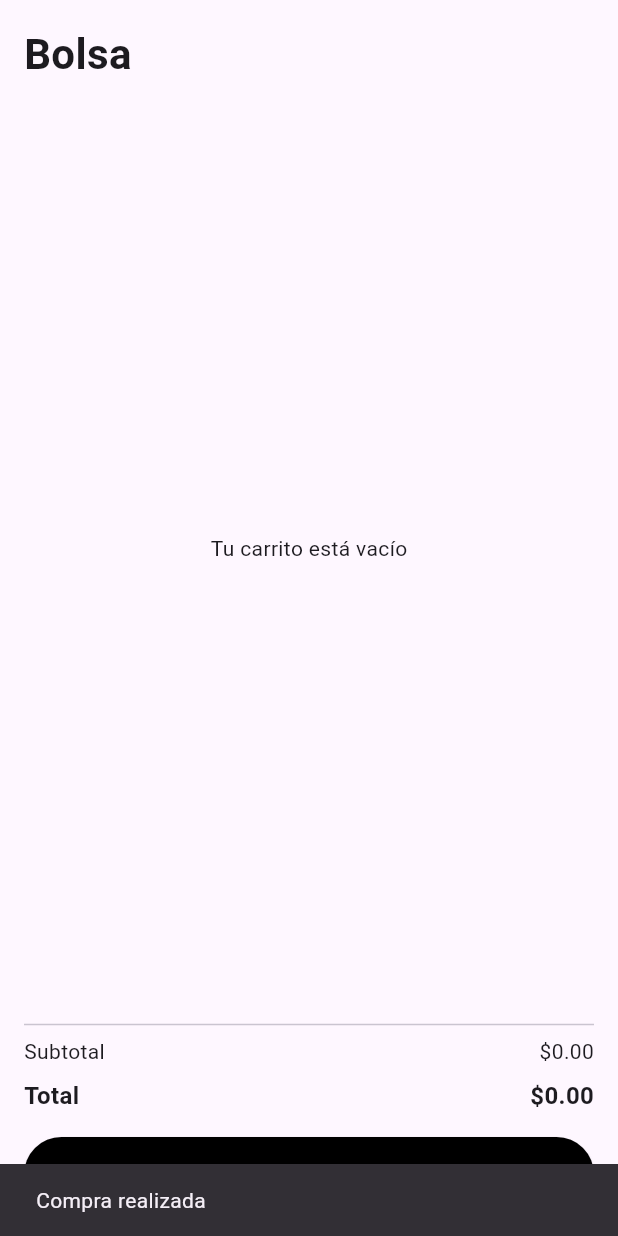
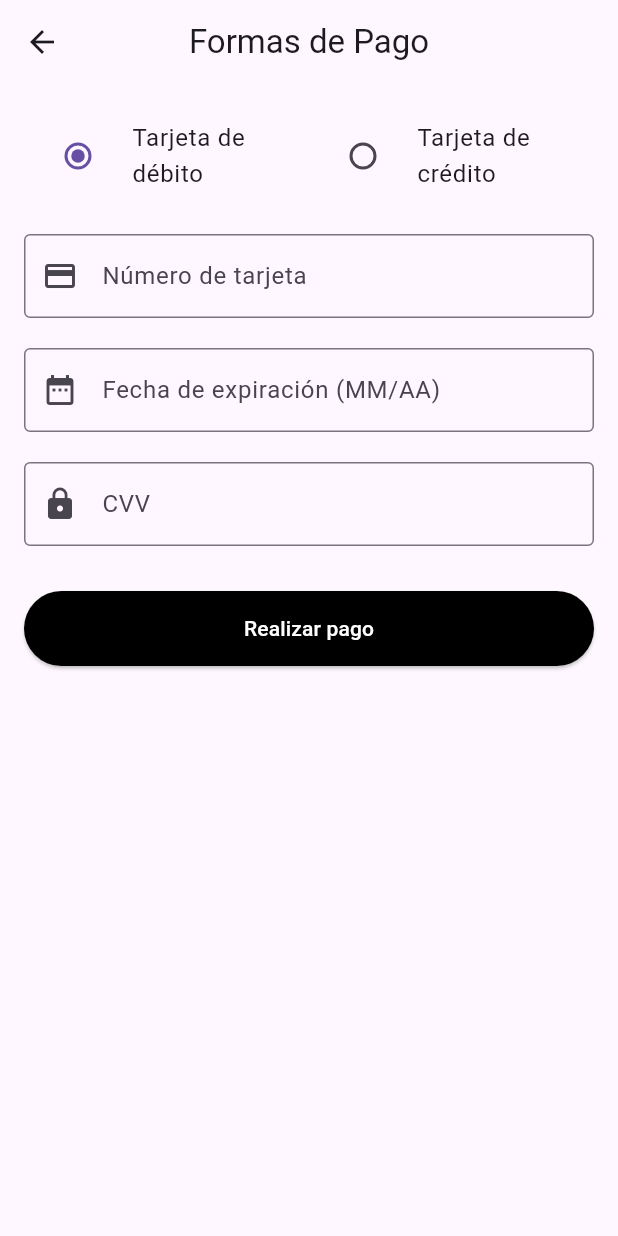
Before and after one commit to 4M3D15/Zapater-a, a Flutter app: the CartScreen screen opened by its route, after a tap on "Finalizar compra", on a phone screen of 412 x 824 dp. Run offline on Flutter 3.47's test engine with Material 3 defaults, Android fonts, the phone set to English and light mode, and no system bars; our stand-ins replace carousel_slider.

Commit message:
Agregue pantalla de pagos Agregue pantalla de favoritos Modifique inicio y el carrito

```diff
--- a/lib/pantallas/cart_screen.dart
+++ b/lib/pantallas/cart_screen.dart
@@ -1,6 +1,7 @@
 import 'package:flutter/material.dart';
 import 'package:zapato/proveedores/cart_provider.dart';
 import 'package:provider/provider.dart';
+import 'pago_screen.dart'; // Asegúrate de importar el archivo de pago_screen.dart
 
 class CartScreen extends StatelessWidget {
   @override
@@ -119,9 +120,10 @@ class CartScreen extends StatelessWidget {
                       minimumSize: Size(double.infinity, 50),
                     ),
                     onPressed: () {
-                      cart.clearCart();
-                      ScaffoldMessenger.of(context).showSnackBar(
-                        SnackBar(content: Text("Compra realizada")),
+                      // Navegar a la pantalla de pago
+                      Navigator.push(
+                        context,
+                        MaterialPageRoute(builder: (context) => PagoScreen()),
                       );
                     },
                     child: Text("Finalizar compra"),
--- /dev/null
+++ b/lib/pantallas/pago_screen.dart
@@ -0,0 +1,159 @@
+import 'package:flutter/material.dart';
+
+class PagoScreen extends StatefulWidget {
+  @override
+  _PagoScreenState createState() => _PagoScreenState();
+}
+
+class _PagoScreenState extends State<PagoScreen> {
+  final _formKey = GlobalKey<FormState>();
+
+  // Controladores de los campos del formulario
+  final TextEditingController _numeroTarjetaController = TextEditingController();
+  final TextEditingController _fechaExpiracionController = TextEditingController();
+  final TextEditingController _cvvController = TextEditingController();
+
+  // Variable para seleccionar el tipo de tarjeta
+  String _tipoTarjeta = 'debito'; // 'debito' o 'credito'
+
+  // Método para validar y realizar el pago
+  void _realizarPago() {
+    if (_formKey.currentState?.validate() ?? false) {
+      // Si los datos son válidos, puedes realizar la acción de pago
+      // Aquí puedes agregar la lógica de procesamiento de pagos
+
+      ScaffoldMessenger.of(context).showSnackBar(
+        SnackBar(content: Text("Pago realizado exitosamente")),
+      );
+
+      // Puedes redirigir a otra pantalla después del pago, por ejemplo:
+      // Navigator.pushReplacementNamed(context, '/home');
+    }
+  }
+
+  @override
+  Widget build(BuildContext context) {
+    return Scaffold(
+      appBar: AppBar(
+        title: Text("Formas de Pago"),
+        centerTitle: true,
+      ),
+      body: Padding(
+        padding: const EdgeInsets.all(16.0),
+        child: Form(
+          key: _formKey,
+          child: Column(
+            crossAxisAlignment: CrossAxisAlignment.start,
+            children: [
+              // Selección del tipo de tarjeta (debito o credito)
+              Row(
+                children: [
+                  Expanded(
+                    child: RadioListTile<String>(
+                      title: Text('Tarjeta de débito'),
+                      value: 'debito',
+                      groupValue: _tipoTarjeta,
+                      onChanged: (value) {
+                        setState(() {
+                          _tipoTarjeta = value!;
+                        });
+                      },
+                    ),
+                  ),
+                  Expanded(
+                    child: RadioListTile<String>(
+                      title: Text('Tarjeta de crédito'),
+                      value: 'credito',
+                      groupValue: _tipoTarjeta,
+                      onChanged: (value) {
+                        setState(() {
+                          _tipoTarjeta = value!;
+                        });
+                      },
+                    ),
+                  ),
+                ],
+              ),
+              SizedBox(height: 20),
+
+              // Número de tarjeta
+              TextFormField(
+                controller: _numeroTarjetaController,
+                decoration: InputDecoration(
+                  labelText: 'Número de tarjeta',
+                  prefixIcon: Icon(Icons.credit_card),
+                  border: OutlineInputBorder(),
+                ),
+                keyboardType: TextInputType.number,
+                validator: (value) {
+                  if (value == null || value.isEmpty) {
+                    return 'Por favor ingrese el número de tarjeta';
+                  }
+                  if (value.length != 16) {
+                    return 'El número de tarjeta debe tener 16 dígitos';
+                  }
+                  return null;
+                },
+              ),
+              SizedBox(height: 20),
+
+              // Fecha de expiración
+              TextFormField(
+                controller: _fechaExpiracionController,
+                decoration: InputDecoration(
+                  labelText: 'Fecha de expiración (MM/AA)',
+                  prefixIcon: Icon(Icons.date_range),
+                  border: OutlineInputBorder(),
+                ),
+                keyboardType: TextInputType.number,
+                validator: (value) {
+                  if (value == null || value.isEmpty) {
+                    return 'Por favor ingrese la fecha de expiración';
+                  }
+                  if (!RegExp(r'^(0[1-9]|1[0-2])\/([0-9]{2})$').hasMatch(value)) {
+                    return 'La fecha de expiración no es válida';
+                  }
+                  return null;
+                },
+              ),
+              SizedBox(height: 20),
+
+              // CVV
+              TextFormField(
+                controller: _cvvController,
+                decoration: InputDecoration(
+                  labelText: 'CVV',
+                  prefixIcon: Icon(Icons.lock),
+                  border: OutlineInputBorder(),
+                ),
+                keyboardType: TextInputType.number,
+                obscureText: true,
+                validator: (value) {
+                  if (value == null || value.isEmpty) {
+                    return 'Por favor ingrese el CVV';
+                  }
+                  if (value.length != 3) {
+                    return 'El CVV debe tener 3 dígitos';
+                  }
+                  return null;
+                },
+              ),
+              SizedBox(height: 30),
+
+              // Botón para realizar el pago
+              ElevatedButton(
+                style: ElevatedButton.styleFrom(
+                  foregroundColor: Colors.white, backgroundColor: Colors.black,
+                  padding: EdgeInsets.symmetric(vertical: 15),
+                  minimumSize: Size(double.infinity, 50),
+                ),
+                onPressed: _realizarPago,
+                child: Text("Realizar pago"),
+              ),
+            ],
+          ),
+        ),
+      ),
+    );
+  }
+}
```
Also changed, not shown: lib/pantallas/favoritos_screen.dart (added, +136 -0 lines), lib/pantallas/inicio.dart (+7 -2 lines).
